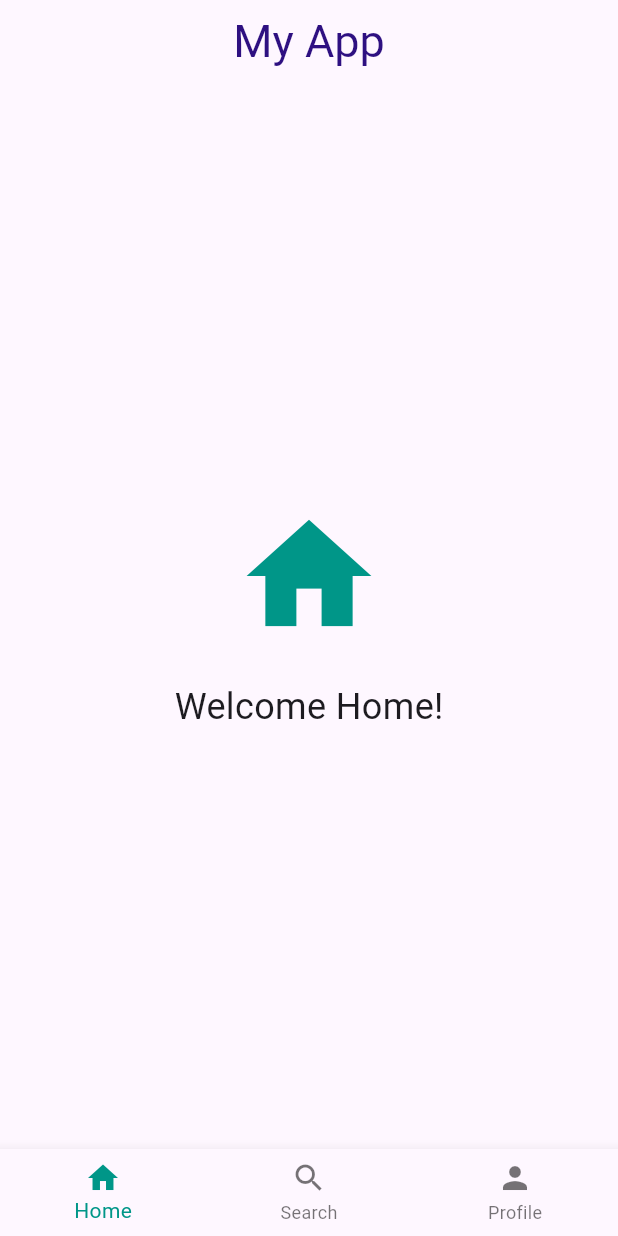
After one commit to Tania5257/flutter_application_trackersheet, a Flutter app: the BottomNavScreen screen opened directly, on a phone screen of 412 x 824 dp. The commit adds this screen. Run offline on Flutter 3.47's test engine with Material 3 defaults, Android fonts, the phone set to English and light mode, and no system bars; project files that could hold a hidden picture were left out.

Commit message:
trackersheet10

```diff
--- /dev/null
+++ b/lib/ts10.dart
@@ -0,0 +1,128 @@
+//10. Design an app with a bottom navigation bar that contains three tabs (Home, Search, Profile).
+// Each tab should show different content (like images, text, etc.).
+// Ensure the transition between tabs is smooth.
+
+import 'package:flutter/material.dart';
+
+void main() {
+  runApp(MyApp());
+}
+
+class MyApp extends StatelessWidget {
+  @override
+  Widget build(BuildContext context) {
+    return MaterialApp(
+      title: 'Bottom Navigation Example',
+      theme: ThemeData(primarySwatch: Colors.blue),
+      home: BottomNavScreen(),
+    );
+  }
+}
+
+class BottomNavScreen extends StatefulWidget {
+  @override
+  _BottomNavScreenState createState() => _BottomNavScreenState();
+}
+
+class _BottomNavScreenState extends State<BottomNavScreen> {
+  int _selectedIndex = 0;
+
+  final List<Widget> _pages = [
+    HomePage(),
+    SearchPage(),
+    ProfilePage(),
+  ];
+
+  void _onTabTapped(int index) {
+    setState(() {
+      _selectedIndex = index;
+    });
+  }
+
+  @override
+  Widget build(BuildContext context) {
+    return Scaffold(
+      appBar: AppBar(
+        title: Text(
+          'My App',
+          style: TextStyle(fontSize: 30, color: const Color.fromARGB(255, 46, 16, 129)),
+        ),
+        centerTitle: true,
+      ),
+      body: AnimatedSwitcher(
+        duration: Duration(milliseconds: 300),
+        child: _pages[_selectedIndex],
+      ),
+      bottomNavigationBar: BottomNavigationBar(
+        currentIndex: _selectedIndex,
+        onTap: _onTabTapped,
+        selectedItemColor: Colors.teal,
+        items: const [
+          BottomNavigationBarItem(
+            icon: Icon(Icons.home),
+            label: 'Home'
+          ),
+          BottomNavigationBarItem(
+            icon: Icon(Icons.search),
+            label: 'Search'
+          ),
+          BottomNavigationBarItem(
+            icon: Icon(Icons.person),
+            label: 'Profile'
+          ),
+        ],
+      ),
+    );
+  }
+}
+
+class HomePage extends StatelessWidget {
+  @override
+  Widget build(BuildContext context) {
+    return Center(
+      key: ValueKey('Home'),
+      child: Column(
+        mainAxisAlignment: MainAxisAlignment.center,
+        children: [
+          Icon(Icons.home, size: 100, color: Colors.teal),
+          SizedBox(height: 20),
+          Text('Welcome Home!', style: TextStyle(fontSize: 24)),
+        ],
+      ),
+    );
+  }
+}
+
+class SearchPage extends StatelessWidget {
+  @override
+  Widget build(BuildContext context) {
+    return Center(
+      key: ValueKey('Search'),
+      child: Column(
+        mainAxisAlignment: MainAxisAlignment.center,
+        children: [
+          Icon(Icons.search, size: 100, color: Colors.orange),
+          SizedBox(height: 20),
+          Text('Search Something...', style: TextStyle(fontSize: 24)),
+        ],
+      ),
+    );
+  }
+}
+
+class ProfilePage extends StatelessWidget {
+  @override
+  Widget build(BuildContext context) {
+    return Center(
+      key: ValueKey('Profile'),
+      child: Column(
+        mainAxisAlignment: MainAxisAlignment.center,
+        children: [
+          CircleAvatar(radius: 50, backgroundColor: Colors.teal, child: Icon(Icons.person, size: 50, color: Colors.white)),
+          SizedBox(height: 20),
+          Text('Your Profile', style: TextStyle(fontSize: 24)),
+        ],
+      ),
+    );
+  }
+}
--- a/lib/ts9.dart
+++ b/lib/ts9.dart
@@ -1,3 +1,7 @@
+//9.Build a custom Card widget that has an image, a title, a subtitle, and a description.
+// Ensure it has smooth animations (like hover effect) when tapped.
+//Use this custom widget in a ListView to display a list of items.
+
 import 'package:flutter/material.dart';
 
 void main() => runApp(MyApp());
```
